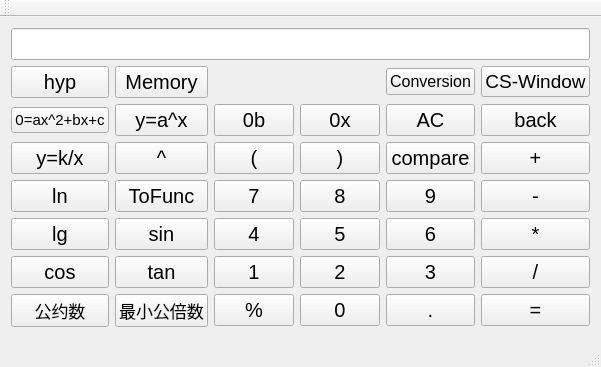
Old version of the form 7.0/calqulator.ui in the repository littlemou/Calculator.
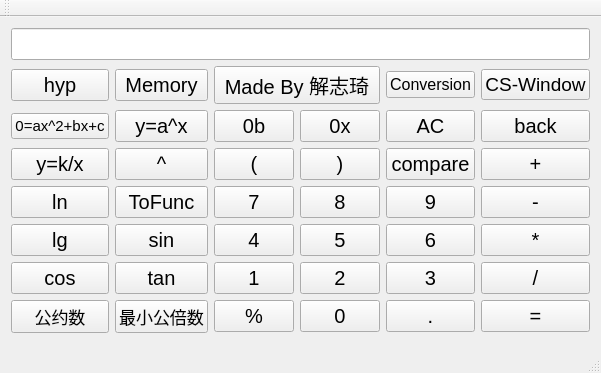
New version of the form.

What changed in the file:
```diff
--- a/7.0/calqulator.ui
+++ b/7.0/calqulator.ui
@@ -349,6 +349,13 @@
       </property>
      </widget>
     </item>
+    <item row="1" column="3" colspan="2">
+     <widget class="QPushButton" name="pushButton">
+      <property name="text">
+       <string>Made By 解志琦</string>
+      </property>
+     </widget>
+    </item>
    </layout>
   </widget>
   <widget class="QMenuBar" name="menuBar">
```
